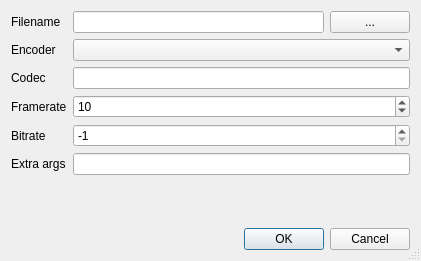
v1kko/daetools, file trunk/daetools-package/daetools/dae_plotter/save_video.ui: the form before one commit.
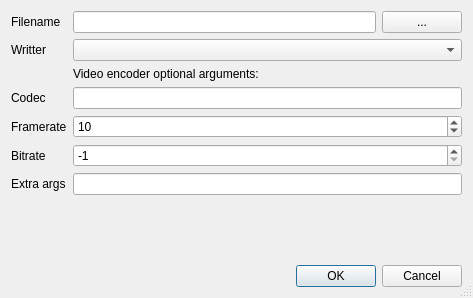
The form after the commit.

Commit message: Updated video export for the animated 2D plot. Fixed SOLIBS_DIR dir (daetools/solibs).

```diff
--- a/trunk/daetools-package/daetools/dae_plotter/save_video.ui
+++ b/trunk/daetools-package/daetools/dae_plotter/save_video.ui
@@ -6,8 +6,8 @@
    <rect>
     <x>0</x>
     <y>0</y>
-    <width>421</width>
-    <height>261</height>
+    <width>473</width>
+    <height>298</height>
    </rect>
   </property>
   <property name="windowTitle">
@@ -35,21 +35,21 @@
      <item row="1" column="0">
       <widget class="QLabel" name="label2">
        <property name="text">
-        <string>Encoder</string>
+        <string>Writter</string>
        </property>
       </widget>
      </item>
      <item row="1" column="1">
       <widget class="QComboBox" name="comboEncoders"/>
      </item>
-     <item row="3" column="0">
+     <item row="4" column="0">
       <widget class="QLabel" name="label3">
        <property name="text">
         <string>Framerate</string>
        </property>
       </widget>
      </item>
-     <item row="3" column="1">
+     <item row="4" column="1">
       <widget class="QSpinBox" name="spinFPS">
        <property name="minimum">
         <number>1</number>
@@ -62,28 +62,28 @@
        </property>
       </widget>
      </item>
-     <item row="5" column="0">
+     <item row="6" column="0">
       <widget class="QLabel" name="label4">
        <property name="text">
         <string>Extra args</string>
        </property>
       </widget>
      </item>
-     <item row="5" column="1">
+     <item row="6" column="1">
       <widget class="QLineEdit" name="lineeditExtraArgs">
        <property name="text">
         <string/>
        </property>
       </widget>
      </item>
-     <item row="4" column="0">
+     <item row="5" column="0">
       <widget class="QLabel" name="label5">
        <property name="text">
         <string>Bitrate</string>
        </property>
       </widget>
      </item>
-     <item row="4" column="1">
+     <item row="5" column="1">
       <widget class="QSpinBox" name="spinBitrate">
        <property name="minimum">
         <number>-1</number>
@@ -96,14 +96,14 @@
        </property>
       </widget>
      </item>
-     <item row="2" column="0">
+     <item row="3" column="0">
       <widget class="QLabel" name="label6">
        <property name="text">
         <string>Codec</string>
        </property>
       </widget>
      </item>
-     <item row="2" column="1">
+     <item row="3" column="1">
       <widget class="QLineEdit" name="lineeditCodec"/>
      </item>
      <item row="0" column="1">
@@ -130,6 +130,13 @@
        </item>
       </layout>
      </item>
+     <item row="2" column="1">
+      <widget class="QLabel" name="videoEncoderOptionsLLabel">
+       <property name="text">
+        <string>Video encoder optional arguments:</string>
+       </property>
+      </widget>
+     </item>
     </layout>
    </item>
    <item>
```
Left out of the diff: 2 changed lines with no effect on the pictures. The commit also changes 4 other files.
